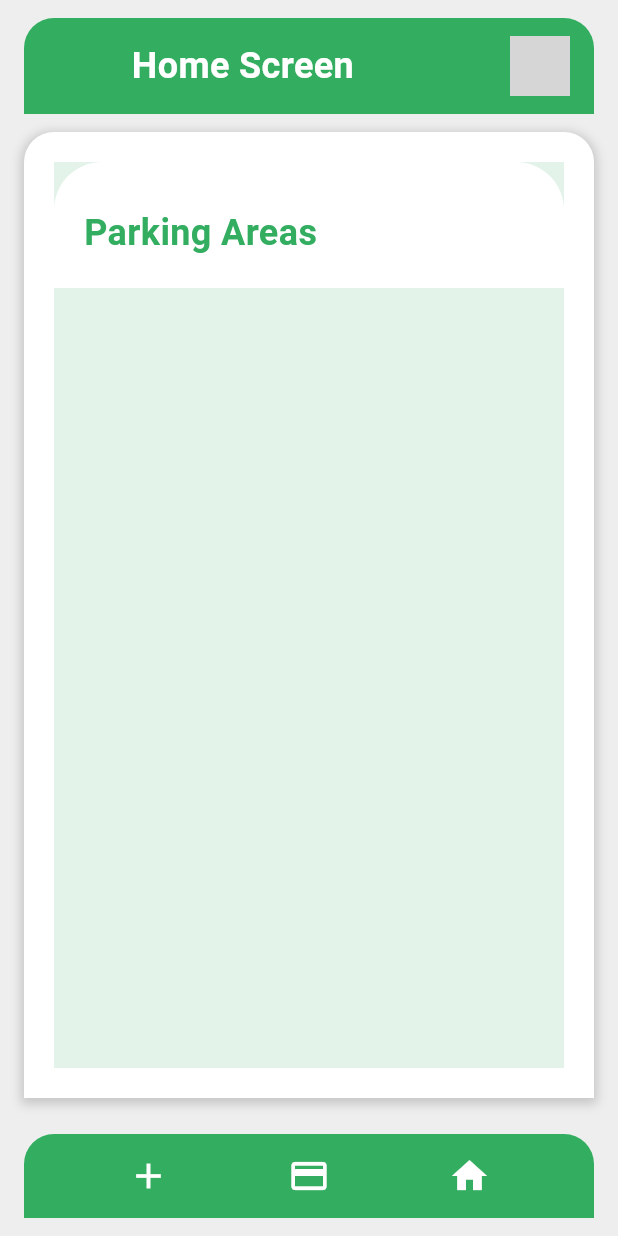
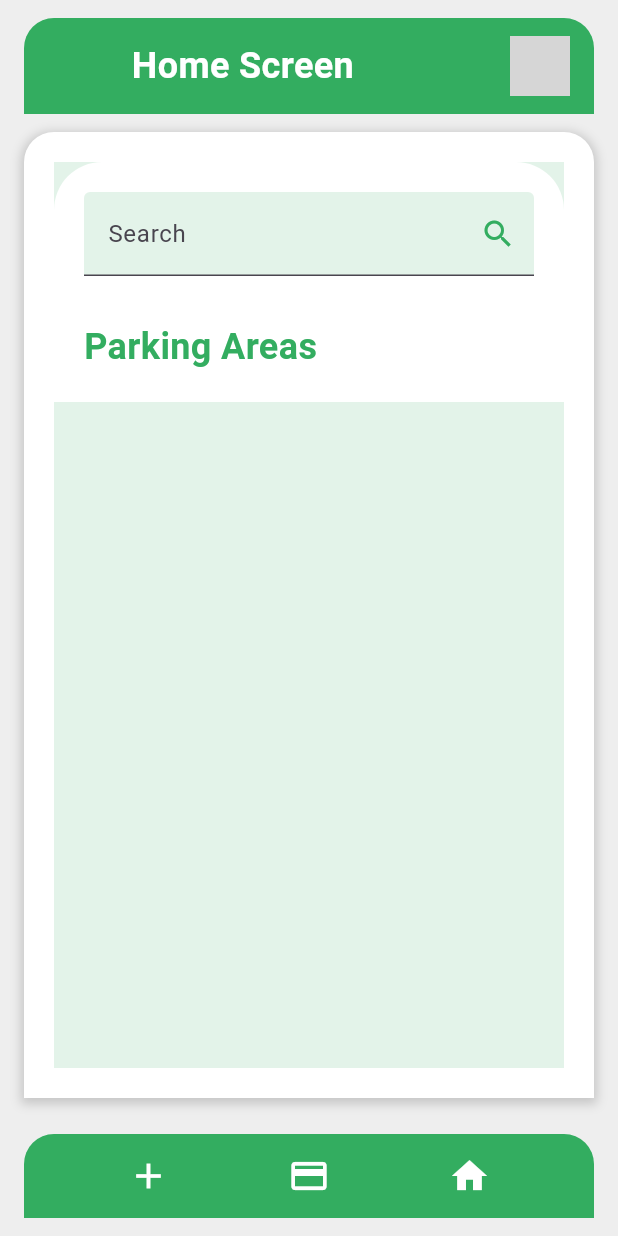
Before and after one commit to fatma4590/Hatgeback, a Flutter app: the homepage screen opened by its route, on a phone screen of 412 x 824 dp. Run offline on Flutter 3.47's test engine with Material 3 defaults, Android fonts, the phone set to English and light mode, and no system bars; our stand-ins replace cloud_firestore, datetime_picker_formfield_new, dio, firebase_auth, firebase_core, isar and 1 more; accounts and stored records are empty; network calls fail; grey boxes are pictures that could not be loaded.

Commit message:
momen to fatma aloooooooo

```diff
--- a/lib/screens/homepage.dart
+++ b/lib/screens/homepage.dart
@@ -971,6 +971,17 @@ class _HomePageState extends State<homepage> {
               child: Column(
                 crossAxisAlignment: CrossAxisAlignment.start,
                 children: [
+                  SizedBox(
+                    height: 20,
+                  ),
+                  TextField(
+                    decoration: InputDecoration(
+                      filled: true,
+                      fillColor: Color(0xFFE3F3E9),
+                      labelText: "Search",
+                      suffixIcon: Icon(Icons.search, color: Color(0xFF33AD60)),
+                    ),
+                  ),
                   SizedBox(height: 30),
                   Text(
                     "Parking Areas",
```
